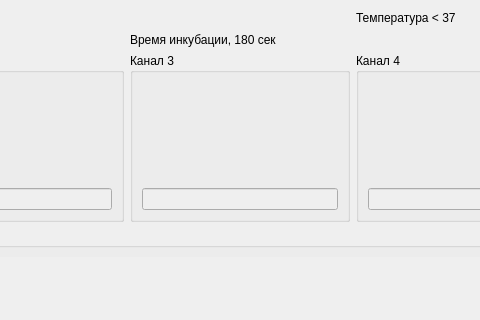
Old version of the form measurement.ui in the repository krang4d/Agrekola; both pictures show x 334 to 814 and y 0 to 320 of the 921 by 506 pixel window.
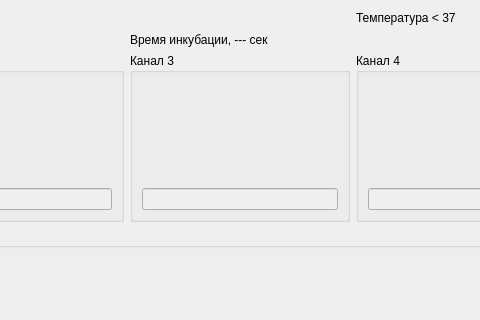
New version of the form.

```diff
--- a/measurement.ui
+++ b/measurement.ui
@@ -143,7 +143,7 @@
      <item row="1" column="2">
       <widget class="QLabel" name="label_incube">
        <property name="text">
-        <string>Время инкубации, 180 сек</string>
+        <string>Время инкубации, --- сек</string>
        </property>
       </widget>
      </item>
```
